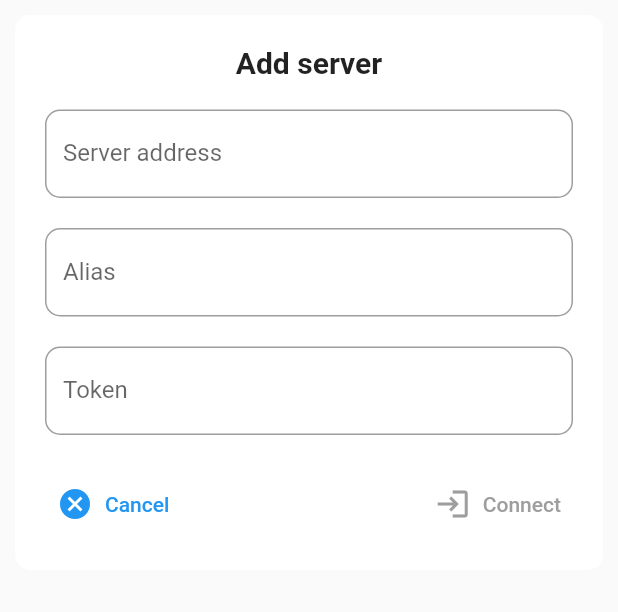
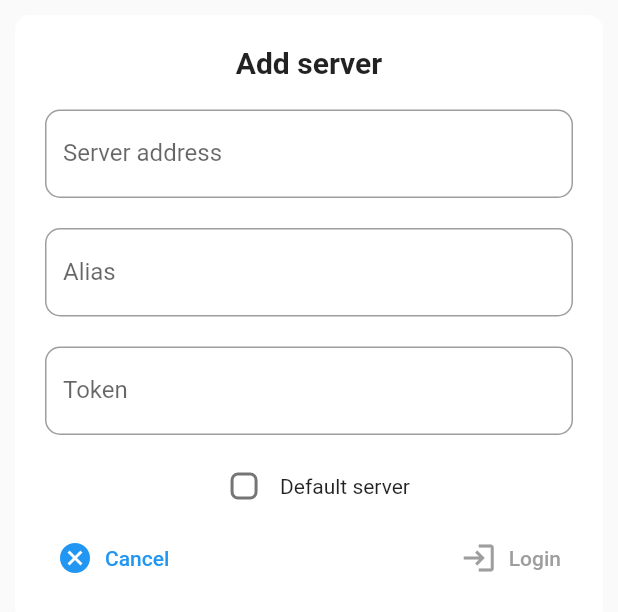
Before and after one commit to JGeek00/droid-hole, a Flutter app: the AddServerModal widget shown alone on an empty page, opened directly, on a phone screen of 412 x 824 dp. Shown: the top 612 px of the screen. Run offline on Flutter 3.47's test engine with Material 2 defaults, Android fonts, the phone set to English and light mode, and no system bars; our stand-ins replace expandable, flutter_phoenix, package_info_plus, sqflite; missing offline and left inert: flutter_web_browser; accounts and stored records are empty.

Commit message:
Added functionality to set default server

```diff
--- a/lib/models/server.dart
+++ b/lib/models/server.dart
@@ -2,7 +2,7 @@ class Server {
   final String address;
   final String? alias;
   final String token;
-  final bool defaultServer;
+  bool defaultServer;
   bool? enabled;
 
   Server({
--- a/lib/widgets/add_server_modal.dart
+++ b/lib/widgets/add_server_modal.dart
@@ -8,7 +8,12 @@ import 'package:droid_hole/services/http_requests.dart';
 import 'package:droid_hole/models/server.dart';
 
 class AddServerModal extends StatefulWidget {
-  const AddServerModal({Key? key}) : super(key: key);
+  final Server? server;
+
+  const AddServerModal({
+    Key? key,
+    this.server,
+  }) : super(key: key);
 
   @override
   State<AddServerModal> createState() => _AddServerModalState();
@@ -19,26 +24,44 @@ class _AddServerModalState extends State<AddServerModal> {
   TextEditingController ipFieldController = TextEditingController();
   TextEditingController aliasFieldController = TextEditingController();
   TextEditingController tokenFieldController = TextEditingController();
+  bool defaultCheckbox = false;
 
-  String? errorUrl = null;
+  String? errorUrl;
 
-  bool isIpFieldValid = false;
-  bool isTokenFieldValid = false;
+  bool allDataValid = false;
 
   String status = 'form';
-  double height = 370;
+  double height = 406;
   String errorMessage = 'Failed';
 
-  bool _isDataValid() {
+  void _checkDataValid() {
     if (
       ipFieldController.text != '' &&
-      isTokenFieldValid == true &&
-      isIpFieldValid == true
+      tokenFieldController.text != ''
     ) {
-      return true;
+      setState(() {
+        allDataValid = true;
+      });
     }
     else {
-      return false;
+      allDataValid = false;
+    }
+  }
+
+  @override
+  void initState() {
+    super.initState();
+    if (widget.server != null) {
+      ipFieldController.text = widget.server!.address;
+      aliasFieldController.text = widget.server!.alias!;
+      tokenFieldController.text = widget.server!.token;
+      setState(() {
+        defaultCheckbox = widget.server!.defaultServer;
+      });
+
+      setState(() {
+        allDataValid = true;
+      });
     }
   }
 
@@ -46,11 +69,13 @@ class _AddServerModalState extends State<AddServerModal> {
   Widget build(BuildContext context) {
     final serversProvider = Provider.of<ServersProvider>(context);
 
-    void _connect() async {
-      final exists = await serversProvider.checkUrlExists(ipFieldController.text);
-      if (exists['result'] == 'success' && exists['exists'] == true) {
+    void _done() async {
+      final exists = widget.server == null
+        ? await serversProvider.checkUrlExists(ipFieldController.text)
+        : {};
+      if (widget.server == null && exists['result'] == 'success' && exists['exists'] == true) {
         setState(() {
-          height = 390;
+          height = 428;
         });
         await Future.delayed(const Duration(milliseconds: 300), () {
           setState(() {
@@ -58,7 +83,7 @@ class _AddServerModalState extends State<AddServerModal> {
           });
         });
       }
-      else if (exists['result'] == 'fail') {
+      else if (widget.server == null && exists['result'] == 'fail') {
         setState(() {
           errorUrl = null;
         });
@@ -71,7 +96,7 @@ class _AddServerModalState extends State<AddServerModal> {
         });
         await Future.delayed(const Duration(seconds: 3), (() {
           setState(() {
-            height = 368;
+            height = 406;
           });
         }));
         await Future.delayed(const Duration(milliseconds: 300), (() => {
@@ -91,7 +116,7 @@ class _AddServerModalState extends State<AddServerModal> {
           address: ipFieldController.text,
           alias: aliasFieldController.text,
           token: tokenFieldController.text,
-          defaultServer: false,
+          defaultServer: defaultCheckbox,
         );
         final result = await login(serverObj);
         if (result['result'] == 'success') {
@@ -142,7 +167,7 @@ class _AddServerModalState extends State<AddServerModal> {
           });
           await Future.delayed(const Duration(seconds: 3), (() {
             setState(() {
-              height = 368;
+              height = 406;
             });
           }));
           await Future.delayed(const Duration(milliseconds: 300), (() => {
@@ -159,7 +184,7 @@ class _AddServerModalState extends State<AddServerModal> {
     Widget _statusWidget() {
       switch (status) {
         case 'form':
-          return _form(_connect);
+          return _form(_done);
 
         case 'connecting':
           return _connecting();
@@ -260,7 +285,7 @@ class _AddServerModalState extends State<AddServerModal> {
     );
   }
 
-  Widget _form(Function connect) {
+  Widget _form(Function done) {
     return Column(
       children: [
         const Text(
@@ -279,17 +304,9 @@ class _AddServerModalState extends State<AddServerModal> {
                 Padding(
                   padding: const EdgeInsets.symmetric(vertical: 10),
                   child: TextField(
-                    onChanged: (value) {
-                      setState(() {
-                        if (value != '') {
-                          isIpFieldValid = true;
-                        }
-                        else {
-                          isIpFieldValid = false;
-                        }
-                      });
-                    },
+                    onChanged: (value) => _checkDataValid(),
                     controller: ipFieldController,
+                    enabled: widget.server != null ? false : true,
                     decoration: InputDecoration(
                       errorText: errorUrl,
                       border: const OutlineInputBorder(
@@ -319,16 +336,7 @@ class _AddServerModalState extends State<AddServerModal> {
                   padding: const EdgeInsets.symmetric(vertical: 10),
                   child: TextField(
                     controller: tokenFieldController,
-                    onChanged: (value) {
-                      setState(() {
-                        if (value != '') {
-                          isTokenFieldValid = true;
-                        }
-                        else {
-                          isTokenFieldValid = false;
-                        }
-                      });
-                    },
+                    onChanged: (value) => _checkDataValid(),
                     decoration: const InputDecoration(
                       border: OutlineInputBorder(
                         borderRadius: BorderRadius.all(
@@ -339,11 +347,41 @@ class _AddServerModalState extends State<AddServerModal> {
                     ),
                   ),
                 ),
+                Row(
+                  mainAxisAlignment: MainAxisAlignment.center,
+                  children: [
+                    Checkbox(
+                      value: defaultCheckbox,
+                      onChanged: widget.server == null ? (value) => {
+                        setState(() => {
+                          defaultCheckbox = !defaultCheckbox
+                        })
+                      } : null,
+                      shape: RoundedRectangleBorder(
+                        borderRadius: BorderRadius.circular(5),
+                      ),
+                    ),
+                    GestureDetector(
+                      onTap: widget.server == null ? (() => {
+                        setState(() => {
+                          defaultCheckbox = !defaultCheckbox
+                        })
+                      }) : null,
+                      child: Text(
+                        "Default server",
+                        style: TextStyle(
+                          color: widget.server != null
+                            ? Colors.grey
+                            : null
+                        ),
+                      ),
+                    )
+                  ],
+                ),
               ],
             ),
           ),
         ),
-        const SizedBox(height: 10),
         Expanded(
           child: Column(
             mainAxisAlignment: MainAxisAlignment.end,
@@ -359,21 +397,25 @@ class _AddServerModalState extends State<AddServerModal> {
                     icon: const Icon(Icons.cancel)
                   ),
                   TextButton.icon(
-                    onPressed: _isDataValid() == true
-                      ? () => connect()
+                    onPressed: allDataValid == true
+                      ? () => done()
                       : null,
                     style: ButtonStyle(
                       overlayColor: MaterialStateProperty.all(
                         Colors.green.withOpacity(0.1)
                       ),
                       foregroundColor: MaterialStateProperty.all(
-                        _isDataValid() == true
+                        allDataValid == true
                           ? Colors.green
                           : Colors.grey,
                       ),
                     ),
-                    label: const Text("Connect"),
-                    icon: const Icon(Icons.login),
+                    label: Text(
+                      widget.server != null ? "Save" : "Login"
+                    ),
+                    icon: Icon(
+                      widget.server != null ? Icons.save : Icons.login
+                    ),
                   ),
                 ],
               ),
```
Also changed, not shown: lib/providers/servers_provider.dart (+53 -3 lines), lib/screens/servers.dart (+122 -22 lines).
